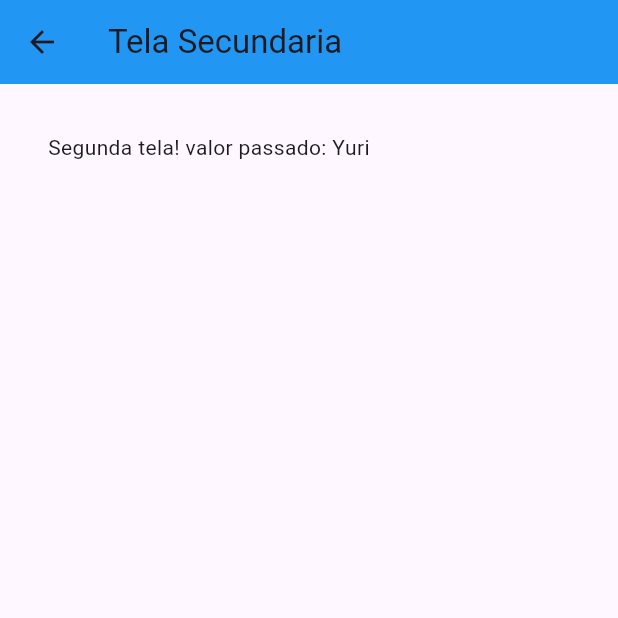
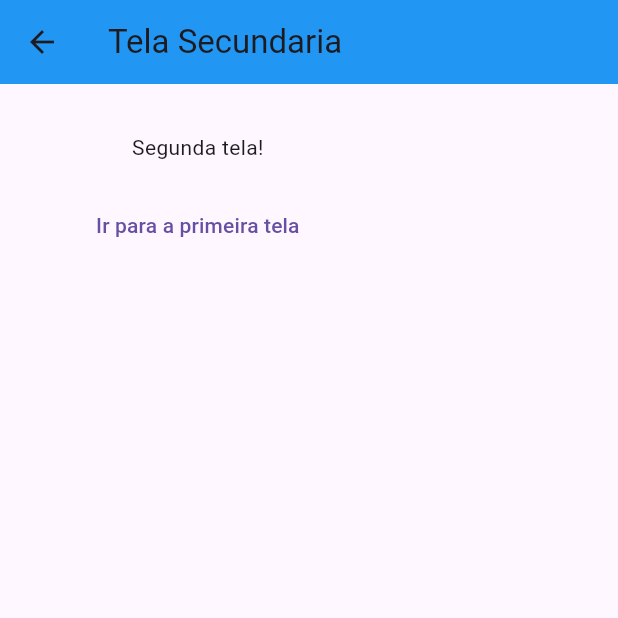
Before and after one commit to yurisantos-y/aplicativos-flutter, a Flutter app: the screen it shows after launch, after a tap on "Ir para a segunda tela", on a phone screen of 412 x 824 dp, the top half of it. Run offline on Flutter 3.47's test engine with Material 3 defaults, Android fonts, the phone set to English and light mode, and no system bars.

Commit message:
Nomeando rotas

```diff
--- a/navegacao/lib/TelaSecundaria.dart
+++ b/navegacao/lib/TelaSecundaria.dart
@@ -13,7 +13,6 @@ class TelaSecundaria extends StatefulWidget {
 class _TelaSecundariaState extends State<TelaSecundaria> {
 
 
-
   @override
   Widget build(BuildContext context) {
     return Scaffold(
@@ -25,7 +24,16 @@ class _TelaSecundariaState extends State<TelaSecundaria> {
         padding: EdgeInsets.all(32),
         child: Column(
           children: <Widget>[
-            Text("Segunda tela! valor passado: ${widget.valor} ")
+            Text("Segunda tela!"),
+            TextButton(
+              child: Text("Ir para a primeira tela"),
+              style: ButtonStyle(
+                padding: MaterialStateProperty.all(EdgeInsets.all(32)),
+              ),
+              onPressed: (){
+                Navigator.pushNamed(context, "/");
+              },
+            )
           ],
         ),
       ),
--- a/navegacao/lib/main.dart
+++ b/navegacao/lib/main.dart
@@ -1,18 +1,20 @@
 import 'package:flutter/material.dart';
 import 'package:navegacao/TelaSecundaria.dart';
 
-
-void main() {
+void main(){
   runApp(MaterialApp(
+    initialRoute: "/",
+    routes: {
+      "/secundaria" : (context) => TelaSecundaria("Valor da tela Secundária"),
+    },
     home: TelaPrincipal(),
   ));
 }
 
+
 class TelaPrincipal extends StatefulWidget {
-  const TelaPrincipal({super.key});
-
   @override
-  State<TelaPrincipal> createState() => _TelaPrincipalState();
+  _TelaPrincipalState createState() => _TelaPrincipalState();
 }
 
 class _TelaPrincipalState extends State<TelaPrincipal> {
@@ -28,20 +30,13 @@ class _TelaPrincipalState extends State<TelaPrincipal> {
         child: Column(
           children: <Widget>[
             TextButton(
-                onPressed: () {
-                  Navigator.push(
-                      context,
-                      MaterialPageRoute(
-                          builder: (context) => TelaSecundaria("Yuri")
-                      )
-                  );
-                },
-                child: Text("Ir para a segunda tela"),
-                style: ButtonStyle(
-                  padding: MaterialStateProperty.all<EdgeInsets>(
-                    EdgeInsets.symmetric(horizontal: 16.0, vertical: 8.0),
-                  ),
-                ),
+              child: Text("Ir para a segunda tela"),
+              style: ButtonStyle(
+                padding: MaterialStateProperty.all(EdgeInsets.all(32)),
+              ),
+              onPressed: (){
+                Navigator.pushNamed(context, "/secundaria");
+              },
             )
           ],
         ),
```
